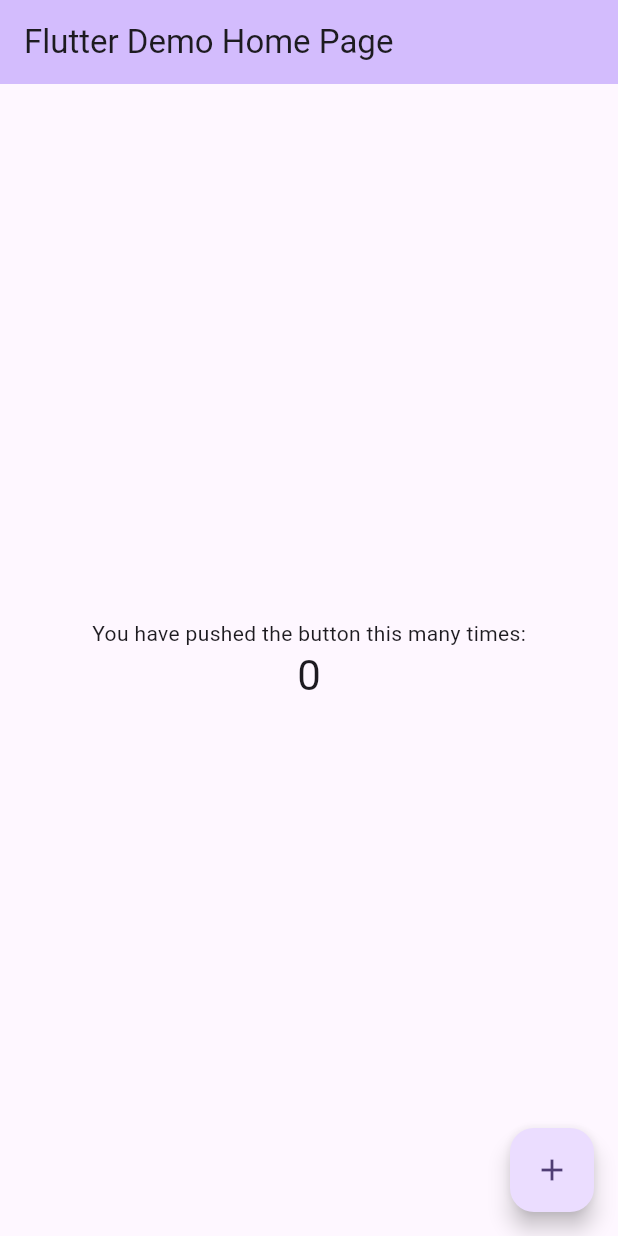
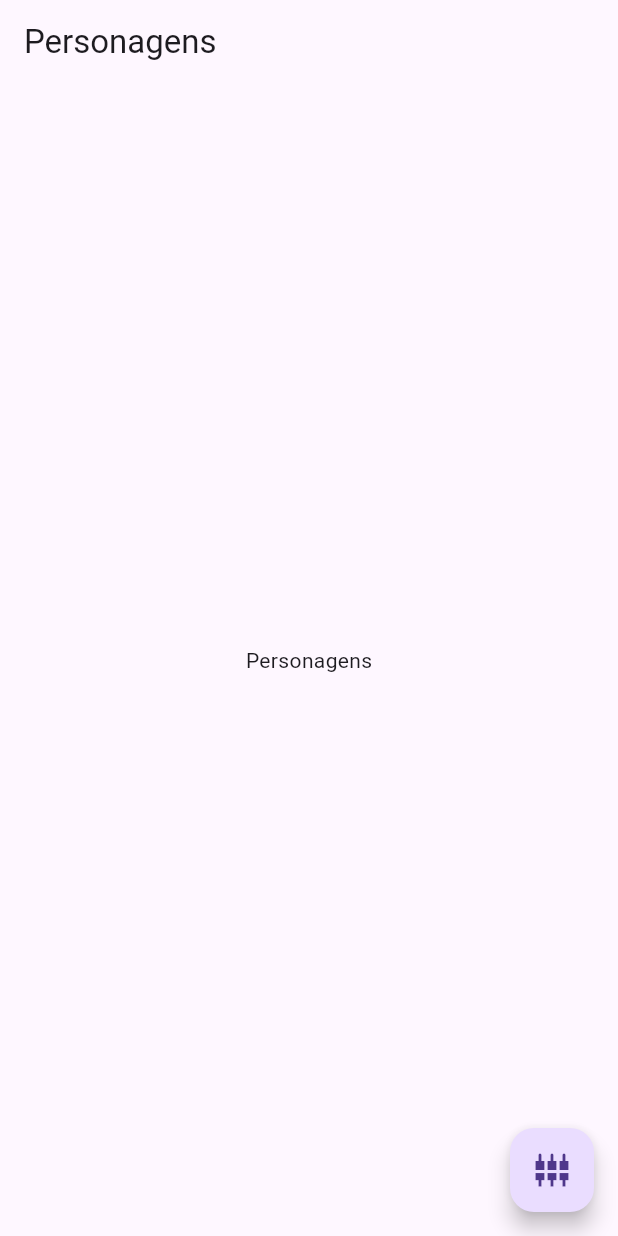
Before and after one commit to willyantomaz/lolMobile, a Flutter app: the screen it shows after launch, on a phone screen of 412 x 824 dp. Run offline on Flutter 3.47's test engine with Material 3 defaults, Android fonts, the phone set to English and light mode, and no system bars.

```diff
--- a/mobile/lib/main.dart
+++ b/mobile/lib/main.dart
@@ -1,4 +1,5 @@
 import 'package:flutter/material.dart';
+import 'package:mobile/personagens.dart';
 
 void main() {
   runApp(const MyApp());
@@ -7,119 +8,14 @@ void main() {
 class MyApp extends StatelessWidget {
   const MyApp({super.key});
 
-  // This widget is the root of your application.
   @override
   Widget build(BuildContext context) {
-    return MaterialApp(
-      title: 'Flutter Demo',
-      theme: ThemeData(
-        // This is the theme of your application.
-        //
-        // TRY THIS: Try running your application with "flutter run". You'll see
-        // the application has a purple toolbar. Then, without quitting the app,
-        // try changing the seedColor in the colorScheme below to Colors.green
-        // and then invoke "hot reload" (save your changes or press the "hot
-        // reload" button in a Flutter-supported IDE, or press "r" if you used
-        // the command line to start the app).
-        //
-        // Notice that the counter didn't reset back to zero; the application
-        // state is not lost during the reload. To reset the state, use hot
-        // restart instead.
-        //
-        // This works for code too, not just values: Most code changes can be
-        // tested with just a hot reload.
-        colorScheme: ColorScheme.fromSeed(seedColor: Colors.deepPurple),
-        useMaterial3: true,
-      ),
-      home: const MyHomePage(title: 'Flutter Demo Home Page'),
+    return const MaterialApp(
+      //  theme: ThemeData(
+      //  colorScheme: ColorScheme.fromSeed(seedColor: Colors.deepPurple),
+      //useMaterial3: true,
+      // ),
+      home: Personagens(),
     );
   }
 }
-
-class MyHomePage extends StatefulWidget {
-  const MyHomePage({super.key, required this.title});
-
-  // This widget is the home page of your application. It is stateful, meaning
-  // that it has a State object (defined below) that contains fields that affect
-  // how it looks.
-
-  // This class is the configuration for the state. It holds the values (in this
-  // case the title) provided by the parent (in this case the App widget) and
-  // used by the build method of the State. Fields in a Widget subclass are
-  // always marked "final".
-
-  final String title;
-
-  @override
-  State<MyHomePage> createState() => _MyHomePageState();
-}
-
-class _MyHomePageState extends State<MyHomePage> {
-  int _counter = 0;
-
-  void _incrementCounter() {
-    setState(() {
-      // This call to setState tells the Flutter framework that something has
-      // changed in this State, which causes it to rerun the build method below
-      // so that the display can reflect the updated values. If we changed
-      // _counter without calling setState(), then the build method would not be
-      // called again, and so nothing would appear to happen.
-      _counter++;
-    });
-  }
-
-  @override
-  Widget build(BuildContext context) {
-    // This method is rerun every time setState is called, for instance as done
-    // by the _incrementCounter method above.
-    //
-    // The Flutter framework has been optimized to make rerunning build methods
-    // fast, so that you can just rebuild anything that needs updating rather
-    // than having to individually change instances of widgets.
-    return Scaffold(
-      appBar: AppBar(
-        // TRY THIS: Try changing the color here to a specific color (to
-        // Colors.amber, perhaps?) and trigger a hot reload to see the AppBar
-        // change color while the other colors stay the same.
-        backgroundColor: Theme.of(context).colorScheme.inversePrimary,
-        // Here we take the value from the MyHomePage object that was created by
-        // the App.build method, and use it to set our appbar title.
-        title: Text(widget.title),
-      ),
-      body: Center(
-        // Center is a layout widget. It takes a single child and positions it
-        // in the middle of the parent.
-        child: Column(
-          // Column is also a layout widget. It takes a list of children and
-          // arranges them vertically. By default, it sizes itself to fit its
-          // children horizontally, and tries to be as tall as its parent.
-          //
-          // Column has various properties to control how it sizes itself and
-          // how it positions its children. Here we use mainAxisAlignment to
-          // center the children vertically; the main axis here is the vertical
-          // axis because Columns are vertical (the cross axis would be
-          // horizontal).
-          //
-          // TRY THIS: Invoke "debug painting" (choose the "Toggle Debug Paint"
-          // action in the IDE, or press "p" in the console), to see the
-          // wireframe for each widget.
-          mainAxisAlignment: MainAxisAlignment.center,
-          children: <Widget>[
-            const Text(
-              'You have pushed the button this many times:',
-            ),
-            Text(
-              '$_counter',
-              style: Theme.of(context).textTheme.headlineMedium,
-            ),
-          ],
-        ),
-      ),
-      floatingActionButton: FloatingActionButton(
-        onPressed: _incrementCounter,
-        tooltip: 'Increment',
-        child: const Icon(Icons.add),
-      ), // This trailing comma makes auto-formatting nicer for build methods.
-    );
-  }
-}
--- /dev/null
+++ b/mobile/lib/personagemClass.dart
@@ -0,0 +1,27 @@
+class Personagem {
+  final int id;
+  final String name;
+  final String local;
+
+  Personagem({
+    required this.id,
+    required this.name,
+    required this.local,
+  });
+
+  factory Personagem.fromJson(Map<String, dynamic> json) {
+    return Personagem(
+      id: json['id'],
+      name: json['name'],
+      local: json['local'],
+    );
+  }
+
+  Map<String, dynamic> toJson() {
+    return {
+      'id': id,
+      'name': name,
+      'local': local,
+    };
+  }
+}
--- /dev/null
+++ b/mobile/lib/personagens.dart
@@ -0,0 +1,31 @@
+import 'package:flutter/material.dart';
+import 'package:mobile/personagemClass.dart';
+import 'package:mobile/reqPersonagem.dart';
+
+class Personagens extends StatefulWidget {
+  const Personagens({super.key});
+
+  @override
+  State<Personagens> createState() => _PersonagensState();
+}
+
+class _PersonagensState extends State<Personagens> {
+  @override
+  Widget build(BuildContext context) {
+    return Scaffold(
+      appBar: AppBar(
+        title: const Text('Personagens'),
+      ),
+      body: const Center(
+        child: Text('Personagens'),
+      ),
+      floatingActionButton: FloatingActionButton(
+        onPressed: () async {
+          Personagem personagem = await Reqpersonagem().fetchPersonagens();
+          print("${personagem.toString()}");
+        },
+        child: const Icon(Icons.settings_input_component_sharp),
+      ),
+    );
+  }
+}
--- /dev/null
+++ b/mobile/lib/reqPersonagem.dart
@@ -0,0 +1,17 @@
+import 'package:http/http.dart' as http;
+import 'dart:convert';
+
+import 'package:mobile/personagemClass.dart';
+
+class Reqpersonagem {
+  Future<Personagem> fetchPersonagens() async {
+    final response =
+        await http.get(Uri.parse('http://localhost:3000/personagens'));
+
+    if (response.statusCode == 200) {
+      return Personagem.fromJson(json.decode(response.body));
+    } else {
+      throw Exception('Failed to load personagens');
+    }
+  }
+}
--- a/mobile/pubspec.yaml
+++ b/mobile/pubspec.yaml
@@ -30,6 +30,7 @@ environment:
 dependencies:
   flutter:
     sdk: flutter
+  http: ^0.13.3
 
 
   # The following adds the Cupertino Icons font to your application.
@@ -37,6 +38,8 @@ dependencies:
   cupertino_icons: ^1.0.8
 
 dev_dependencies:
+  mockito: ^5.0.16
+  build_runner: ^2.1.7
   flutter_test:
     sdk: flutter
 
```
Also changed, not shown: mobile/pubspec.lock, 1 other file.
